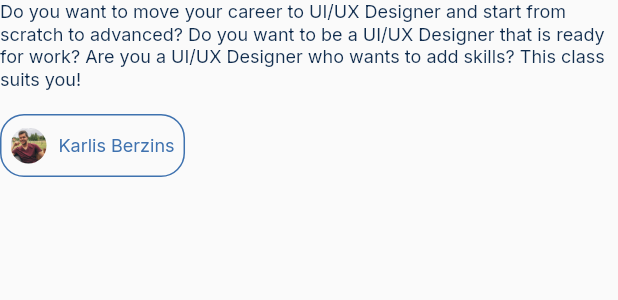
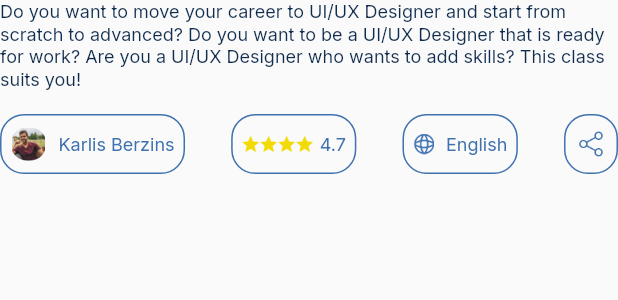
Before and after one commit to berzinsk/ui_online_learning_app_flutter, a Flutter app: the CourseDetailsOverview widget shown alone on an empty page, opened directly, on a phone screen of 412 x 824 dp. Shown: the top 300 px of the screen. Run offline on Flutter 3.47's test engine with Material 2 defaults, Android fonts, the phone set to English and light mode, and no system bars; our stand-ins replace google_fonts.

Commit message:
Finish course detail overview tag row

```diff
--- a/lib/resources/constants/colors.dart
+++ b/lib/resources/constants/colors.dart
@@ -13,4 +13,5 @@ class AppColors {
   static Color kNeutralColor200 = const Color(0xffe4e7ec);
   static Color kSemanticDanger400 = const Color(0xffe4814b);
   static Color kSemanticWarning200 = const Color(0xfffdf699);
+  static Color kSemanticWarning500 = const Color(0xfff2da04);
 }
--- a/lib/screens/course/components/course_details_overview.dart
+++ b/lib/screens/course/components/course_details_overview.dart
@@ -3,7 +3,7 @@ import 'package:flutter/material.dart';
 import '../../../resources/constants/colors.dart';
 import '../../../resources/constants/text_styles.dart';
 import '../../../resources/extensions/text_style.dart';
-import './course_details_tag.dart';
+import './course_details_overview_tags.dart';
 
 class CourseDetailsOverview extends StatelessWidget {
   const CourseDetailsOverview({Key? key}) : super(key: key);
@@ -17,35 +17,9 @@ class CourseDetailsOverview extends StatelessWidget {
           style: TextStyles.kTextXsRegular
               .withColor(AppColors.kBrandColorAccentBlack),
         ),
-        Padding(
-          padding: const EdgeInsets.symmetric(vertical: 16),
-          child: Row(
-            children: [
-              CourseDetailsTag(
-                child: Row(
-                  children: [
-                    ClipRRect(
-                      borderRadius: BorderRadius.circular(12),
-                      child: const Image(
-                        width: 24,
-                        height: 24,
-                        image: AssetImage(
-                            'asset/images/normal_karlis_berzins.jpeg'),
-                      ),
-                    ),
-                    Padding(
-                      padding: const EdgeInsets.only(left: 8),
-                      child: Text(
-                        'Karlis Berzins',
-                        style: TextStyles.kTextXsRegular
-                            .withColor(AppColors.kBrandColorPrimary),
-                      ),
-                    ),
-                  ],
-                ),
-              ),
-            ],
-          ),
+        const Padding(
+          padding: EdgeInsets.symmetric(vertical: 16),
+          child: CourseDetailsOverviewTags(),
         ),
       ],
     );
--- /dev/null
+++ b/lib/screens/course/components/course_details_overview_tags.dart
@@ -0,0 +1,97 @@
+import 'package:flutter/material.dart';
+
+import '../../../resources/constants/colors.dart';
+import '../../../resources/constants/text_styles.dart';
+import '../../../resources/extensions/text_style.dart';
+import './course_details_tag.dart';
+
+class CourseDetailsOverviewTags extends StatelessWidget {
+  const CourseDetailsOverviewTags({Key? key}) : super(key: key);
+
+  @override
+  Widget build(BuildContext context) {
+    return Row(
+      mainAxisAlignment: MainAxisAlignment.spaceBetween,
+      children: [
+        CourseDetailsTag(
+          child: Row(
+            children: [
+              ClipRRect(
+                borderRadius: BorderRadius.circular(12),
+                child: const Image(
+                  width: 24,
+                  height: 24,
+                  image: AssetImage('asset/images/normal_karlis_berzins.jpeg'),
+                ),
+              ),
+              Padding(
+                padding: const EdgeInsets.only(left: 8),
+                child: Text(
+                  'Karlis Berzins',
+                  style: TextStyles.kTextXsRegular
+                      .withColor(AppColors.kBrandColorPrimary),
+                ),
+              ),
+            ],
+          ),
+        ),
+        CourseDetailsTag(
+          child: Row(
+            children: [
+              Image(
+                color: AppColors.kSemanticWarning500,
+                image: const AssetImage(
+                    'asset/images/icon_star_search_filled.png'),
+              ),
+              Image(
+                color: AppColors.kSemanticWarning500,
+                image: const AssetImage(
+                    'asset/images/icon_star_search_filled.png'),
+              ),
+              Image(
+                color: AppColors.kSemanticWarning500,
+                image: const AssetImage(
+                    'asset/images/icon_star_search_filled.png'),
+              ),
+              Image(
+                color: AppColors.kSemanticWarning500,
+                image: const AssetImage(
+                    'asset/images/icon_star_search_filled.png'),
+              ),
+              Padding(
+                padding: const EdgeInsets.only(left: 4),
+                child: Text(
+                  '4.7',
+                  style: TextStyles.kTextXsRegular
+                      .withColor(AppColors.kBrandColorPrimary),
+                ),
+              )
+            ],
+          ),
+        ),
+        CourseDetailsTag(
+          child: Row(
+            children: [
+              const Image(
+                image: AssetImage('asset/images/icon_globe.png'),
+              ),
+              Padding(
+                padding: const EdgeInsets.only(left: 8),
+                child: Text(
+                  'English',
+                  style: TextStyles.kTextXsRegular
+                      .withColor(AppColors.kBrandColorPrimary),
+                ),
+              ),
+            ],
+          ),
+        ),
+        const CourseDetailsTag(
+          child: Image(
+            image: AssetImage('asset/images/icon_share.png'),
+          ),
+        ),
+      ],
+    );
+  }
+}
--- a/lib/screens/course/components/course_details_tag.dart
+++ b/lib/screens/course/components/course_details_tag.dart
@@ -13,6 +13,7 @@ class CourseDetailsTag extends StatelessWidget {
   @override
   Widget build(BuildContext context) {
     return Container(
+      height: 40,
       padding: const EdgeInsets.symmetric(horizontal: 6, vertical: 8),
       decoration: BoxDecoration(
         border: Border.all(
```
Also changed, not shown: asset/images/2.0x/icon_globe.png (added), asset/images/2.0x/icon_share.png (added), asset/images/3.0x/icon_globe.png (added), asset/images/3.0x/icon_share.png (added), asset/images/icon_globe.png (added), asset/images/icon_share.png (added).
